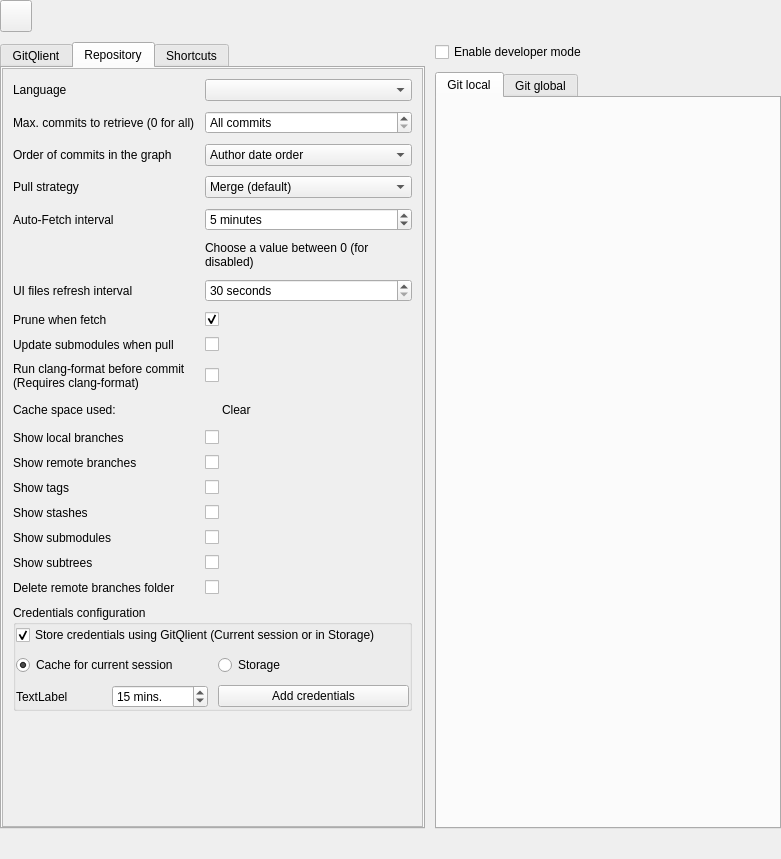
The window that app/main-widgets/src/ConfigWidget.ui (francescmaestre/GitQlient) describes before a commit, drawn with Qt 5.
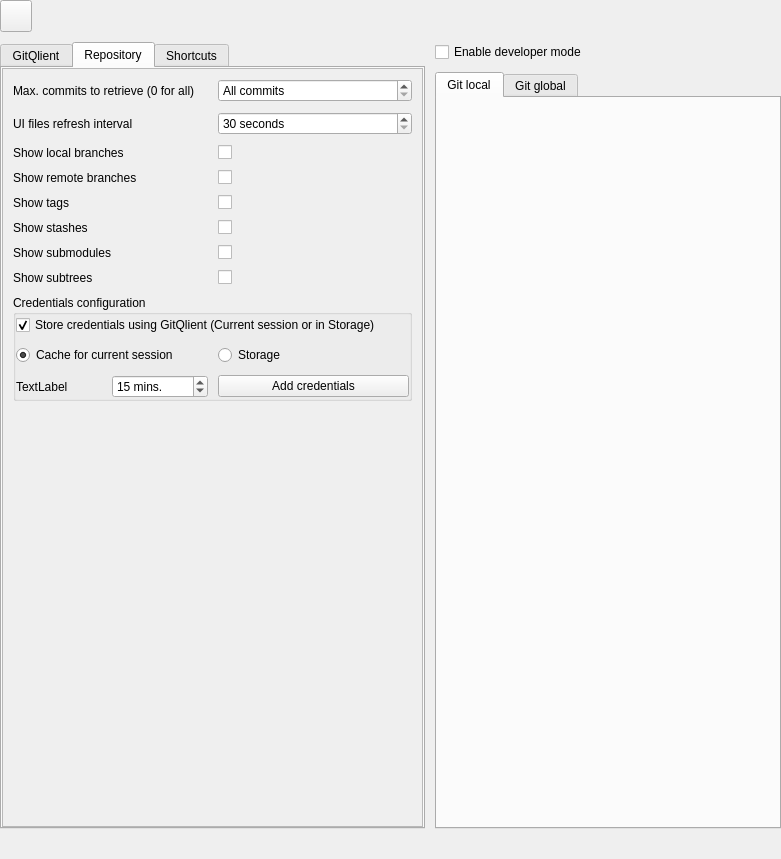
The same window after the commit. The open tabs and pages were chosen to show the change. Icons and pictures are not drawn. Custom widgets are drawn as their Qt base class.

Commit message: Removing config options

Patch:
```diff
--- a/app/main-widgets/src/ConfigWidget.ui
+++ b/app/main-widgets/src/ConfigWidget.ui
@@ -571,7 +571,14 @@
               <property name="spacing">
                <number>10</number>
               </property>
-              <item row="19" column="0" colspan="2">
+              <item row="6" column="1">
+               <widget class="CheckBox" name="cbStash">
+                <property name="text">
+                 <string/>
+                </property>
+               </widget>
+              </item>
+              <item row="9" column="0" colspan="2">
                <widget class="QGroupBox" name="credentialsFrames">
                 <property name="title">
                  <string>Credentials configuration</string>
@@ -671,338 +678,89 @@
                 </layout>
                </widget>
               </item>
-              <item row="6" column="0">
+              <item row="0" column="1">
+               <widget class="QSpinBox" name="sbMaxCommits">
+                <property name="specialValueText">
+                 <string>All commits</string>
+                </property>
+                <property name="suffix">
+                 <string> last commits</string>
+                </property>
+                <property name="maximum">
+                 <number>999999999</number>
+                </property>
+                <property name="singleStep">
+                 <number>10</number>
+                </property>
+                <property name="value">
+                 <number>0</number>
+                </property>
+               </widget>
+              </item>
+              <item row="5" column="0">
+               <widget class="QLabel" name="label_26">
+                <property name="text">
+                 <string>Show tags</string>
+                </property>
+               </widget>
+              </item>
+              <item row="1" column="0">
                <widget class="QLabel" name="label_72">
                 <property name="text">
                  <string>UI files refresh interval</string>
                 </property>
                </widget>
               </item>
-              <item row="9" column="0">
-               <widget class="QLabel" name="label_7">
+              <item row="7" column="1">
+               <widget class="CheckBox" name="cbSubmodule">
                 <property name="text">
-                 <string>Update submodules when pull</string>
+                 <string/>
                 </property>
                </widget>
               </item>
-              <item row="6" column="1">
-               <widget class="QSpinBox" name="autoRefresh">
-                <property name="suffix">
-                 <string> seconds</string>
-                </property>
-                <property name="minimum">
-                 <number>30</number>
-                </property>
-                <property name="maximum">
-                 <number>300</number>
-                </property>
-                <property name="singleStep">
-                 <number>10</number>
-                </property>
-               </widget>
-              </item>
-              <item row="3" column="1">
-               <widget class="QComboBox" name="cbPullStrategy">
-                <item>
-                 <property name="text">
-                  <string>Merge (default)</string>
-                 </property>
-                </item>
-                <item>
-                 <property name="text">
-                  <string>Rebase</string>
-                 </property>
-                </item>
-                <item>
-                 <property name="text">
-                  <string>Fast-forward only</string>
-                 </property>
-                </item>
-               </widget>
-              </item>
-              <item row="1" column="0">
-               <widget class="QLabel" name="label_10">
+              <item row="4" column="0">
+               <widget class="QLabel" name="label_25">
                 <property name="text">
-                 <string>Max. commits to retrieve (0 for all)</string>
+                 <string>Show remote branches</string>
                 </property>
                </widget>
               </item>
-              <item row="13" column="1">
+              <item row="4" column="1">
                <widget class="CheckBox" name="cbRemote">
                 <property name="text">
                  <string/>
                 </property>
                </widget>
               </item>
-              <item row="16" column="0">
+              <item row="3" column="1">
+               <widget class="CheckBox" name="cbLocal">
+                <property name="text">
+                 <string/>
+                </property>
+               </widget>
+              </item>
+              <item row="7" column="0">
                <widget class="QLabel" name="label_17">
                 <property name="text">
                  <string>Show submodules</string>
                 </property>
                </widget>
               </item>
-              <item row="11" column="1">
-               <layout class="QHBoxLayout" name="horizontalLayout">
-                <property name="spacing">
-                 <number>10</number>
-                </property>
-                <item>
-                 <widget class="QLabel" name="lCacheSize">
-                  <property name="text">
-                   <string/>
-                  </property>
-                 </widget>
-                </item>
-                <item>
-                 <widget class="ButtonLink" name="pbClearCache">
-                  <property name="text">
-                   <string>Clear</string>
-                  </property>
-                 </widget>
-                </item>
-                <item>
-                 <spacer name="horizontalSpacer">
-                  <property name="orientation">
-                   <enum>Qt::Orientation::Horizontal</enum>
-                  </property>
-                  <property name="sizeHint" stdset="0">
-                   <size>
-                    <width>40</width>
-                    <height>20</height>
-                   </size>
-                  </property>
-                 </spacer>
-                </item>
-               </layout>
-              </item>
-              <item row="14" column="0">
-               <widget class="QLabel" name="label_26">
-                <property name="text">
-                 <string>Show tags</string>
-                </property>
-               </widget>
-              </item>
-              <item row="12" column="0">
-               <widget class="QLabel" name="label_24">
-                <property name="text">
-                 <string>Show local branches</string>
-                </property>
-               </widget>
-              </item>
-              <item row="16" column="1">
-               <widget class="CheckBox" name="cbSubmodule">
-                <property name="text">
-                 <string/>
-                </property>
-               </widget>
-              </item>
-              <item row="15" column="1">
-               <widget class="CheckBox" name="cbStash">
-                <property name="text">
-                 <string/>
-                </property>
-               </widget>
-              </item>
               <item row="5" column="1">
-               <widget class="QLabel" name="label_11">
-                <property name="text">
-                 <string>Choose a value between 0 (for disabled)</string>
-                </property>
-                <property name="wordWrap">
-                 <bool>true</bool>
-                </property>
-               </widget>
-              </item>
-              <item row="18" column="0">
-               <widget class="QLabel" name="label_22">
-                <property name="text">
-                 <string>Delete remote branches folder</string>
-                </property>
-               </widget>
-              </item>
-              <item row="8" column="1">
-               <widget class="CheckBox" name="pruneOnFetch">
-                <property name="text">
-                 <string/>
-                </property>
-                <property name="checked">
-                 <bool>true</bool>
-                </property>
-               </widget>
-              </item>
-              <item row="8" column="0">
-               <widget class="QLabel" name="label_6">
-                <property name="text">
-                 <string>Prune when fetch</string>
-                </property>
-               </widget>
-              </item>
-              <item row="3" column="0">
-               <widget class="QLabel" name="label_20">
-                <property name="text">
-                 <string>Pull strategy</string>
-                </property>
-               </widget>
-              </item>
-              <item row="10" column="0">
-               <widget class="QLabel" name="labelClangFormat">
-                <property name="text">
-                 <string>&lt;html&gt;&lt;head/&gt;&lt;body&gt;&lt;p&gt;Run clang-format before commit&lt;br/&gt;(Requires clang-format)&lt;/p&gt;&lt;/body&gt;&lt;/html&gt;</string>
-                </property>
-               </widget>
-              </item>
-              <item row="14" column="1">
                <widget class="CheckBox" name="cbTags">
                 <property name="text">
                  <string/>
                 </property>
                </widget>
               </item>
-              <item row="4" column="0">
-               <widget class="QLabel" name="label_12">
-                <property name="text">
-                 <string>Auto-Fetch interval</string>
-                </property>
-               </widget>
-              </item>
-              <item row="2" column="0">
-               <widget class="QLabel" name="label_9">
-                <property name="text">
-                 <string>Order of commits in the graph</string>
-                </property>
-               </widget>
-              </item>
-              <item row="18" column="1">
-               <widget class="CheckBox" name="cbDeleteFolder">
-                <property name="text">
-                 <string/>
-                </property>
-               </widget>
-              </item>
-              <item row="9" column="1">
-               <widget class="CheckBox" name="updateOnPull">
-                <property name="text">
-                 <string/>
-                </property>
-               </widget>
-              </item>
-              <item row="17" column="1">
-               <widget class="CheckBox" name="cbSubtree">
-                <property name="text">
-                 <string/>
-                </property>
-               </widget>
-              </item>
-              <item row="10" column="1">
-               <widget class="CheckBox" name="clangFormat">
-                <property name="text">
-                 <string/>
-                </property>
-               </widget>
-              </item>
-              <item row="0" column="1">
-               <widget class="QComboBox" name="cbTranslations"/>
-              </item>
-              <item row="0" column="0">
-               <widget class="QLabel" name="label_8">
-                <property name="text">
-                 <string>Language</string>
-                </property>
-               </widget>
-              </item>
-              <item row="1" column="1">
-               <widget class="QSpinBox" name="sbMaxCommits">
-                <property name="specialValueText">
-                 <string>All commits</string>
-                </property>
-                <property name="suffix">
-                 <string> last commits</string>
-                </property>
-                <property name="maximum">
-                 <number>999999999</number>
-                </property>
-                <property name="singleStep">
-                 <number>10</number>
-                </property>
-                <property name="value">
-                 <number>0</number>
-                </property>
-               </widget>
-              </item>
-              <item row="17" column="0">
+              <item row="8" column="0">
                <widget class="QLabel" name="label_18">
                 <property name="text">
                  <string>Show subtrees</string>
                 </property>
                </widget>
               </item>
-              <item row="4" column="1">
-               <widget class="QSpinBox" name="autoFetch">
-                <property name="specialValueText">
-                 <string>Never</string>
-                </property>
-                <property name="suffix">
-                 <string> minutes</string>
-                </property>
-                <property name="minimum">
-                 <number>0</number>
-                </property>
-                <property name="maximum">
-                 <number>60</number>
-                </property>
-                <property name="value">
-                 <number>5</number>
-                </property>
-               </widget>
-              </item>
-              <item row="2" column="1">
-               <widget class="QComboBox" name="cbLogOrder">
-                <item>
-                 <property name="text">
-                  <string>Author date order</string>
-                 </property>
-                </item>
-                <item>
-                 <property name="text">
-                  <string>Date order</string>
-                 </property>
-                </item>
-                <item>
-                 <property name="text">
-                  <string>Topo order</string>
-                 </property>
-                </item>
-               </widget>
-              </item>
-              <item row="12" column="1">
-               <widget class="CheckBox" name="cbLocal">
-                <property name="text">
-                 <string/>
-                </property>
-               </widget>
-              </item>
-              <item row="13" column="0">
-               <widget class="QLabel" name="label_25">
-                <property name="text">
-                 <string>Show remote branches</string>
-                </property>
-               </widget>
-              </item>
-              <item row="11" column="0">
-               <widget class="QLabel" name="label_5">
-                <property name="text">
-                 <string>Cache space used:</string>
-                </property>
-               </widget>
-              </item>
-              <item row="15" column="0">
-               <widget class="QLabel" name="label_16">
-                <property name="text">
-                 <string>Show stashes</string>
-                </property>
-               </widget>
-              </item>
-              <item row="20" column="0">
+              <item row="10" column="0">
                <spacer name="verticalSpacer_3">
                 <property name="orientation">
                  <enum>Qt::Orientation::Vertical</enum>
@@ -1015,6 +773,50 @@
                 </property>
                </spacer>
               </item>
+              <item row="8" column="1">
+               <widget class="CheckBox" name="cbSubtree">
+                <property name="text">
+                 <string/>
+                </property>
+               </widget>
+              </item>
+              <item row="1" column="1">
+               <widget class="QSpinBox" name="autoRefresh">
+                <property name="suffix">
+                 <string> seconds</string>
+                </property>
+                <property name="minimum">
+                 <number>30</number>
+                </property>
+                <property name="maximum">
+                 <number>300</number>
+                </property>
+                <property name="singleStep">
+                 <number>10</number>
+                </property>
+               </widget>
+              </item>
+              <item row="0" column="0">
+               <widget class="QLabel" name="label_10">
+                <property name="text">
+                 <string>Max. commits to retrieve (0 for all)</string>
+                </property>
+               </widget>
+              </item>
+              <item row="3" column="0">
+               <widget class="QLabel" name="label_24">
+                <property name="text">
+                 <string>Show local branches</string>
+                </property>
+               </widget>
+              </item>
+              <item row="6" column="0">
+               <widget class="QLabel" name="label_16">
+                <property name="text">
+                 <string>Show stashes</string>
+                </property>
+               </widget>
+              </item>
              </layout>
             </widget>
            </item>
```
Left out of the diff: 10 changed lines with no effect on the pictures. The commit also changes 15 other files.
